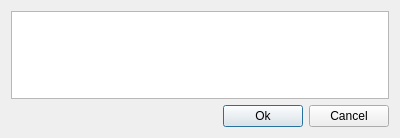
Above: DialogNewWork.ui from edeforas/Foucault2 before the change. Below: the same form after it.
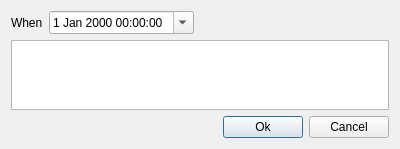
That is the form after the change. Icons and pictures are not drawn.

Commit message: added date/time saving (not displayed yet)

```diff
--- a/DialogNewWork.ui
+++ b/DialogNewWork.ui
@@ -21,7 +21,7 @@
     <normaloff>:/Foucault2/Foucault2.ico</normaloff>:/Foucault2/Foucault2.ico</iconset>
   </property>
   <layout class="QGridLayout" name="gridLayout">
-   <item row="1" column="0">
+   <item row="6" column="0">
     <layout class="QHBoxLayout" name="horizontalLayout">
      <item>
       <spacer name="horizontalSpacer">
@@ -52,9 +52,40 @@
      </item>
     </layout>
    </item>
-   <item row="0" column="0">
+   <item row="5" column="0">
     <widget class="QPlainTextEdit" name="pleWork"/>
    </item>
+   <item row="0" column="0">
+    <layout class="QHBoxLayout" name="horizontalLayout_2">
+     <item>
+      <widget class="QLabel" name="label">
+       <property name="text">
+        <string>When</string>
+       </property>
+      </widget>
+     </item>
+     <item>
+      <widget class="QDateTimeEdit" name="dteWhen">
+       <property name="calendarPopup">
+        <bool>true</bool>
+       </property>
+      </widget>
+     </item>
+     <item>
+      <spacer name="horizontalSpacer_2">
+       <property name="orientation">
+        <enum>Qt::Horizontal</enum>
+       </property>
+       <property name="sizeHint" stdset="0">
+        <size>
+         <width>40</width>
+         <height>20</height>
+        </size>
+       </property>
+      </spacer>
+     </item>
+    </layout>
+   </item>
   </layout>
  </widget>
  <resources>
```
The commit also changes 14 other files.
